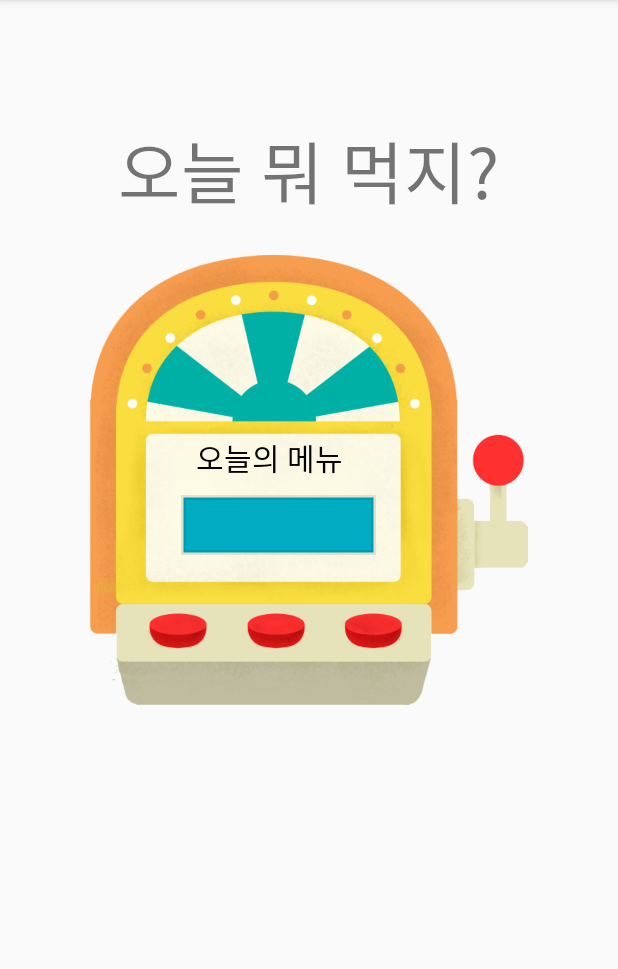
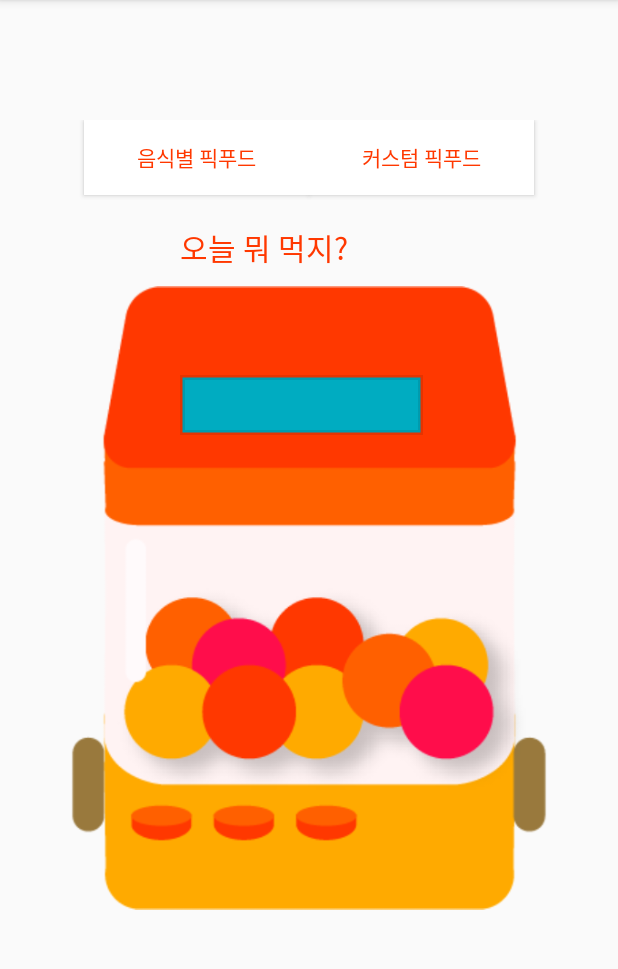
Before and after one commit to bigand32/foodpick, an Android app: the fragment MainTabFragment3 shown on its own in the app's theme, on a phone screen of 412 x 824 dp, the part 84-1053 px from its top. Run offline under Robolectric (Android 15) with nearby library versions, the phone set to English and light mode, and no system bars; Roboto replaces fonts that are not available here.

Commit message:
뽑기기계수정

```diff
--- a/app/build.gradle
+++ b/app/build.gradle
@@ -46,9 +46,9 @@ dependencies {
     implementation 'com.google.firebase:firebase-database:17.0.0'
     implementation 'com.google.firebase:firebase-auth:17.0.0'
     implementation 'com.google.firebase:firebase-storage:17.0.0'
-    implementation  'com.android.support:recyclerview-v7:28.0.0'
+    implementation 'com.android.support:recyclerview-v7:28.0.0'
     implementation 'com.android.support:cardview-v7:28.0.0'
-    implementation  'com.github.bumptech.glide:glide:4.8.0'
+    implementation 'com.github.bumptech.glide:glide:4.8.0'
 }
 
 
--- a/app/src/main/res/layout/tab_fragment3.xml
+++ b/app/src/main/res/layout/tab_fragment3.xml
@@ -16,61 +16,73 @@
         android:layout_marginTop="80dp"
         android:layout_marginBottom="150dp"
         >
+
+
+
+        <Button
+            android:id="@+id/btn_counp"
+            android:layout_width="150dp"
+            android:layout_height="50dp"
+            android:layout_gravity="center_horizontal"
+            android:text="음식별 픽푸드"
+            android:layout_marginTop="25dp"
+            android:background="#ffffff"
+            android:textColor="#FF3800" />
+
+        <Button
+            android:id="@+id/btn_customp"
+            android:layout_width="150dp"
+            android:layout_height="50dp"
+            android:layout_gravity="center_horizontal"
+            android:text="커스텀 픽푸드"
+            android:layout_marginTop="25dp"
+            android:background="#ffffff"
+            android:textColor="#FF3800" />
+
+    </LinearLayout>
+
     <TextView
         android:layout_width="wrap_content"
         android:layout_height="wrap_content"
         android:id="@+id/font1"
         android:text="오늘 뭐 먹지?"
         android:layout_gravity="center_vertical"
-    android:textSize="45dp"/>
-</LinearLayout>
+        android:layout_marginTop="150dp"
+        android:layout_marginLeft="120dp"
+        android:textColor="#FF3800"
+        android:textSize="20dp"/>
+
+
     <ImageView
-    android:layout_centerHorizontal="true"
-
-    android:layout_marginTop="170dp"
         android:id="@+id/test"
-    android:layout_width="350dp"
-    android:layout_height="300dp"
-    android:src="@drawable/put"/>
-            <TextView
-
-                android:layout_alignLeft="@+id/test"
-                android:layout_alignRight="@+id/test"
-                android:layout_alignTop="@+id/test"
-                android:layout_marginTop="120dp"
         android:layout_width="wrap_content"
         android:layout_height="wrap_content"
-                android:textSize="20dp"
-   android:layout_marginLeft="100dp"
-                android:layout_gravity="center_horizontal"
-                android:text="오늘의 메뉴"
-                android:textColor="#000000"
-                />
-
+        android:layout_centerHorizontal="true"
+        android:layout_marginTop="170dp"
+        android:src="@drawable/pick2" />
 
     <TextView
 
         android:layout_alignLeft="@+id/test"
         android:layout_alignRight="@+id/test"
         android:layout_alignTop="@+id/test"
-            android:layout_width="30dp"
+        android:layout_width="40dp"
         android:id="@+id/tv_st_reason"
         android:background="@drawable/xml_border"
         android:gravity="center"
         android:textSize="30dp"
-            android:textColor="#ffffff"
-            android:layout_marginTop="160dp"
-            android:layout_marginLeft="90dp"
+        android:textColor="#000000"
+        android:layout_marginTop="80dp"
+        android:layout_marginLeft="120dp"
         android:layout_marginRight="130dp"
         android:layout_height="40dp">
 
     </TextView>
     <Button
-
         android:layout_width="50dp"
         android:layout_height="50dp"
-            android:layout_marginLeft="65dp"
-            android:layout_marginTop="390dp"
+        android:layout_marginLeft="75dp"
+        android:layout_marginTop="490dp"
         android:background="#00ff0000"
         android:id="@+id/start"
         android:layout_gravity="center_horizontal"
@@ -80,7 +92,7 @@ android:id="@+id/font1"
         android:layout_width="50dp"
         android:layout_height="50dp"
         android:layout_marginLeft="130dp"
-        android:layout_marginTop="390dp"
+        android:layout_marginTop="490dp"
         android:background="#00ff0000"
         android:id="@+id/start2"
         android:layout_gravity="center_horizontal"
@@ -91,13 +103,9 @@ android:id="@+id/font1"
         android:layout_width="50dp"
         android:layout_height="50dp"
         android:layout_marginLeft="195dp"
-        android:layout_marginTop="390dp"
+        android:layout_marginTop="490dp"
         android:background="#00ff0000"
         android:id="@+id/start3"
         android:layout_gravity="center_horizontal"
         />
-
-
-
-
 </RelativeLayout>
```
Also changed, not shown: app/src/main/AndroidManifest.xml (+9 -6 lines), app/src/main/java/com/example/sosimtapa/Bbs.java (added, +23 -0 lines), app/src/main/java/com/example/sosimtapa/CustomActivity.java (added, +78 -0 lines), app/src/main/java/com/example/sosimtapa/MyAdapter.java (+65 -1 lines), app/src/main/java/com/example/sosimtapa/Upload.java (+11 -0 lines), app/src/main/java/com/example/sosimtapa/write.java (+6 -14 lines), app/src/main/res/layout/activity_custom.xml (added, +113 -0 lines), app/src/main/res/layout/popup_activity.xml (added, +33 -0 lines), app/src/main/res/drawable/pick.png (added), app/src/main/res/drawable/pick2.png (added). Lines whose indentation alone changed are shown as unchanged.
